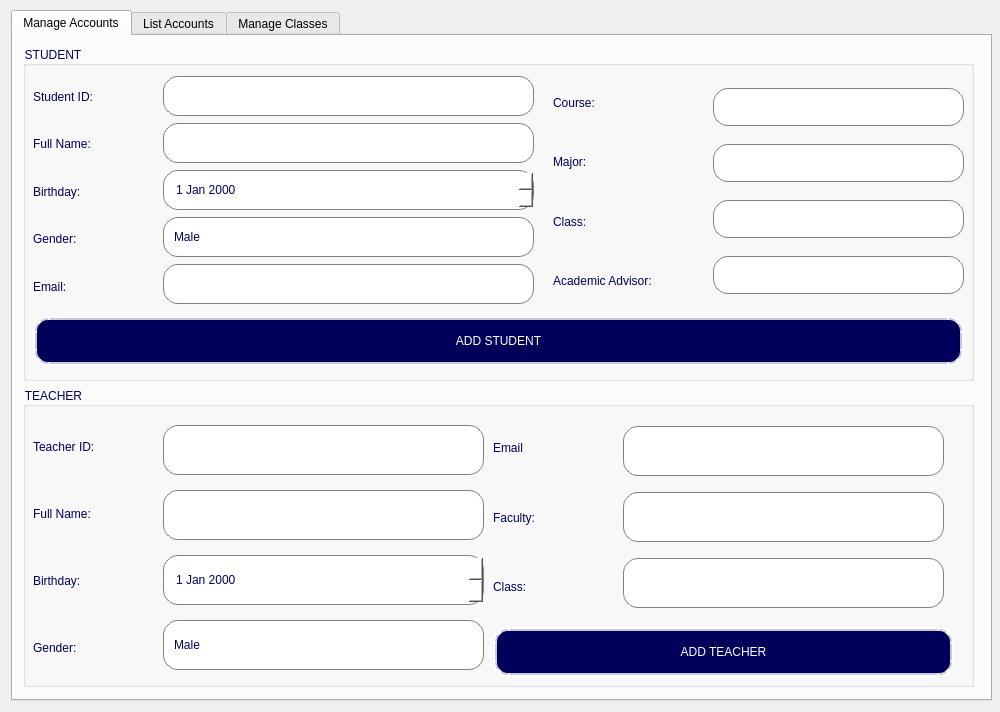
nmthuy426/KTLT-FINALTERM, file ui/Admin/AdminMainWindow.ui: the form before one commit.
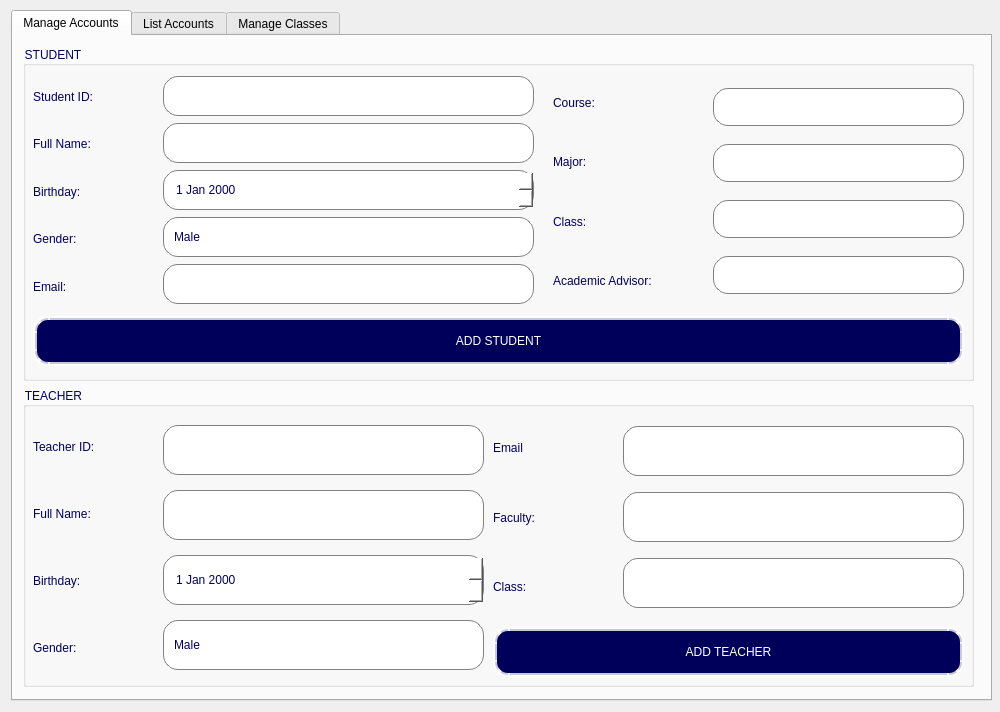
The form after the commit. The open tabs and pages were chosen to show the change. Icons and pictures are not drawn.

```diff
--- a/ui/Admin/AdminMainWindow.ui
+++ b/ui/Admin/AdminMainWindow.ui
@@ -781,7 +781,7 @@
            <rect>
             <x>470</x>
             <y>240</y>
-            <width>461</width>
+            <width>471</width>
             <height>50</height>
            </rect>
           </property>
@@ -857,7 +857,7 @@
            <rect>
             <x>600</x>
             <y>30</y>
-            <width>321</width>
+            <width>341</width>
             <height>201</height>
            </rect>
           </property>
```
Left out of the diff: 2 changed lines with no effect on the pictures.
